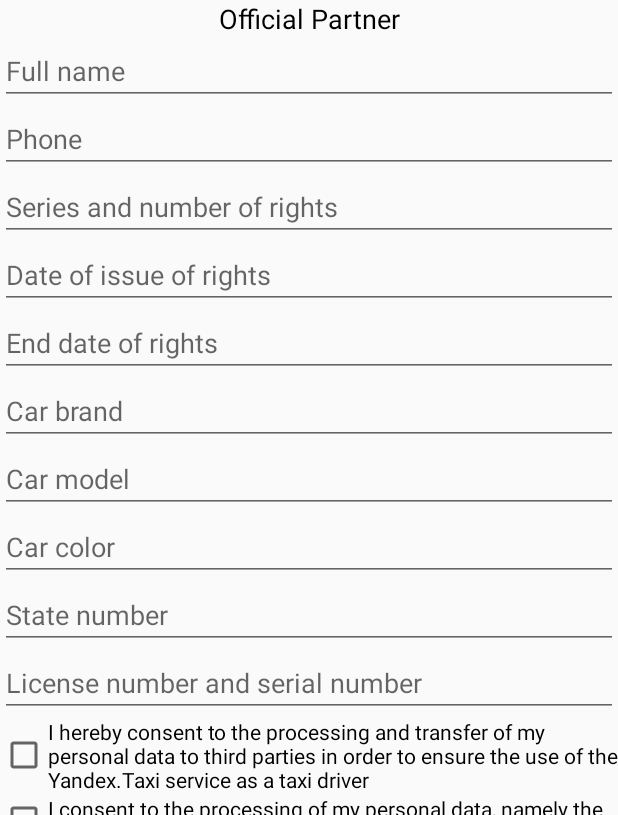
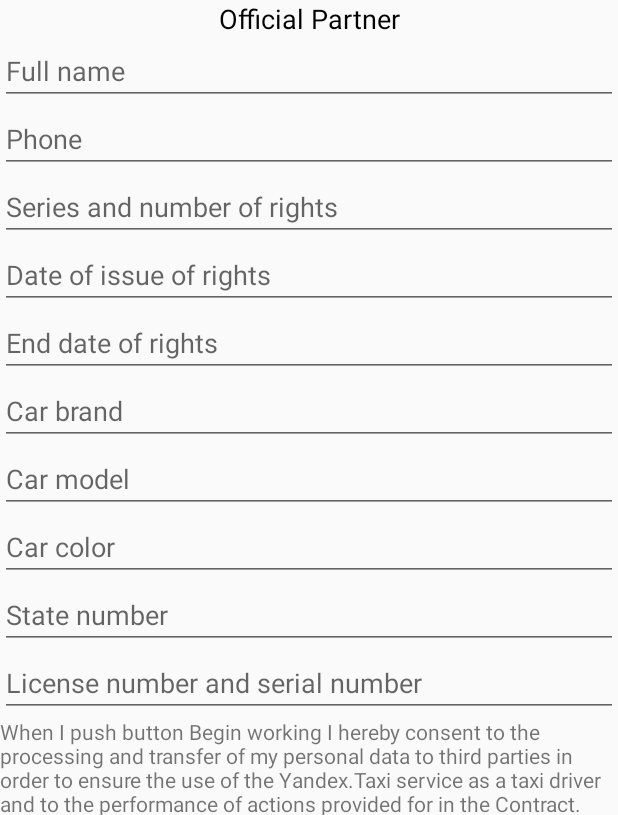
Before and after one commit to LavS/omtaxi, an Android app: the screen it shows after launch (MainActivity), after a tap on "Registration online", on a phone screen of 412 x 824 dp, the part 421-1236 px from its top. Run offline under Robolectric (Android 15) with nearby library versions, the phone set to English and light mode, and no system bars.

Commit message:
0.12.21 - убраны флаги в регистрации(о согласии на обработку личных данных) и заменены текстом

```diff
--- a/app/src/main/res/layout/fragment_registration.xml
+++ b/app/src/main/res/layout/fragment_registration.xml
@@ -79,7 +79,7 @@
             android:layout_height="wrap_content"
             android:ems="10"
             android:hint="@string/car_number"
-            android:inputType="textPersonName" />
+            android:inputType="text" />
 
         <EditText
             android:id="@+id/edt_license"
@@ -89,17 +89,11 @@
             android:hint="@string/license"
             android:inputType="number" />
 
-        <CheckBox
-            android:id="@+id/chk_processing_yandex"
+        <TextView
+            android:id="@+id/txtProcessing"
             android:layout_width="match_parent"
             android:layout_height="wrap_content"
-            android:text="@string/processing_yandex" />
-
-        <CheckBox
-            android:id="@+id/chk_processing_contract"
-            android:layout_width="match_parent"
-            android:layout_height="wrap_content"
-            android:text="@string/processing_contract" />
+            android:text="@string/processing" />
 
         <Button
             android:id="@+id/btn_begin"
--- a/app/src/main/res/values/strings.xml
+++ b/app/src/main/res/values/strings.xml
@@ -60,11 +60,12 @@
     <string name="car_color">Car color</string>
     <string name="car_number">State number</string>
     <string name="license">License number and serial number</string>
-    <string name="processing_yandex">I hereby consent to the processing and transfer of my personal data
-        to third parties in order to ensure the use of the Yandex.Taxi service as a taxi driver</string>
-    <string name="processing_contract">I consent to the processing of my personal data,
-        namely the performance of actions provided for in the Contract.</string>
-    <string name="begin">Начать работу</string>
+    <string name="processing">When I push button "Begin working"
+        I hereby consent to the processing and transfer of my personal data
+        to third parties in order to ensure the use of the Yandex.Taxi service as a taxi driver and
+        to the performance of actions provided for in the Contract.
+    </string>
+    <string name="begin">Begin working</string>
 
     <!-- Contacts -->
     <string name="whatsapp">WhatsApp</string>
```
Also changed, not shown: 1 other file.
